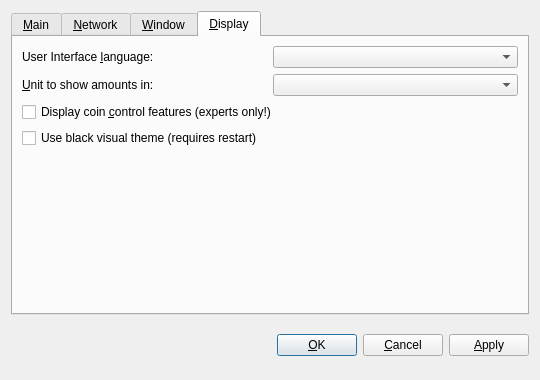
Before: the Qt Designer form src/qt/forms/optionsdialog.ui in WhitecoinCore/whitecoin, drawn with Qt 5.
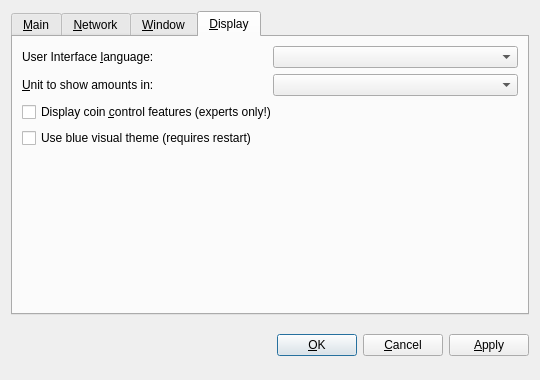
After: the same form once the commit is applied. The open tabs and pages were chosen to show the change. Custom widgets are drawn as their Qt base class.

Commit message: Interface adjustment, using the blue style

```diff
--- a/src/qt/forms/optionsdialog.ui
+++ b/src/qt/forms/optionsdialog.ui
@@ -362,7 +362,7 @@
        <item>
         <widget class="QCheckBox" name="useBlackTheme">
          <property name="text">
-          <string>Use black visual theme (requires restart)</string>
+          <string>Use blue visual theme (requires restart)</string>
          </property>
         </widget>
        </item>
```
Left out of the diff: 2 changed lines with no effect on the pictures.
